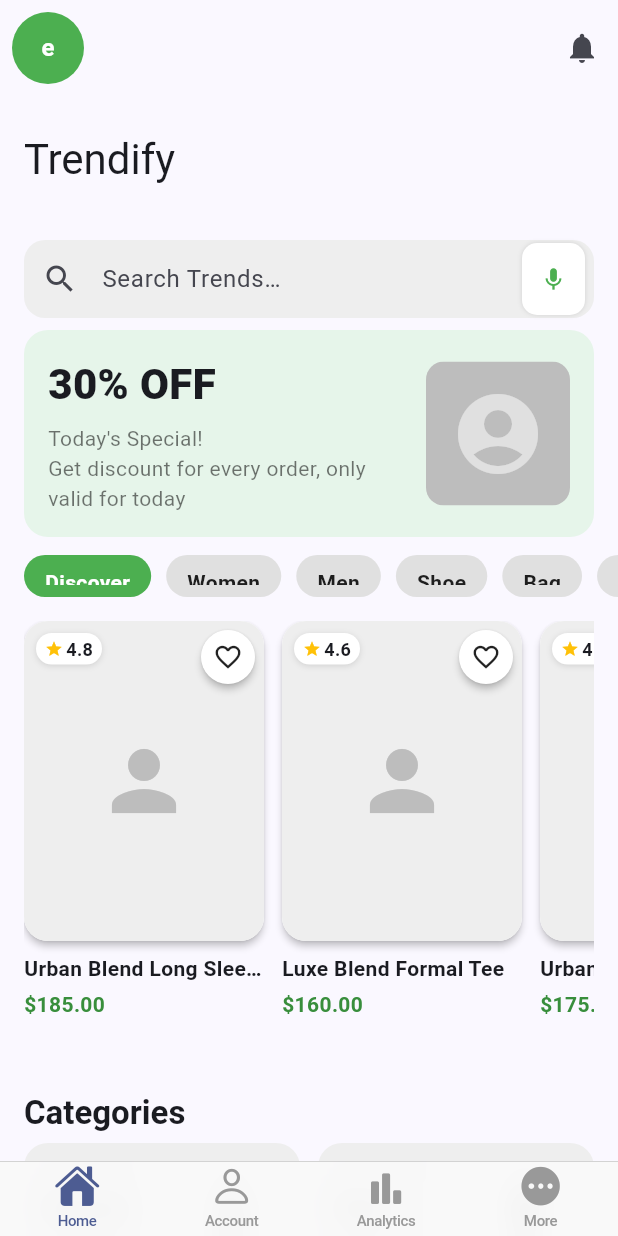
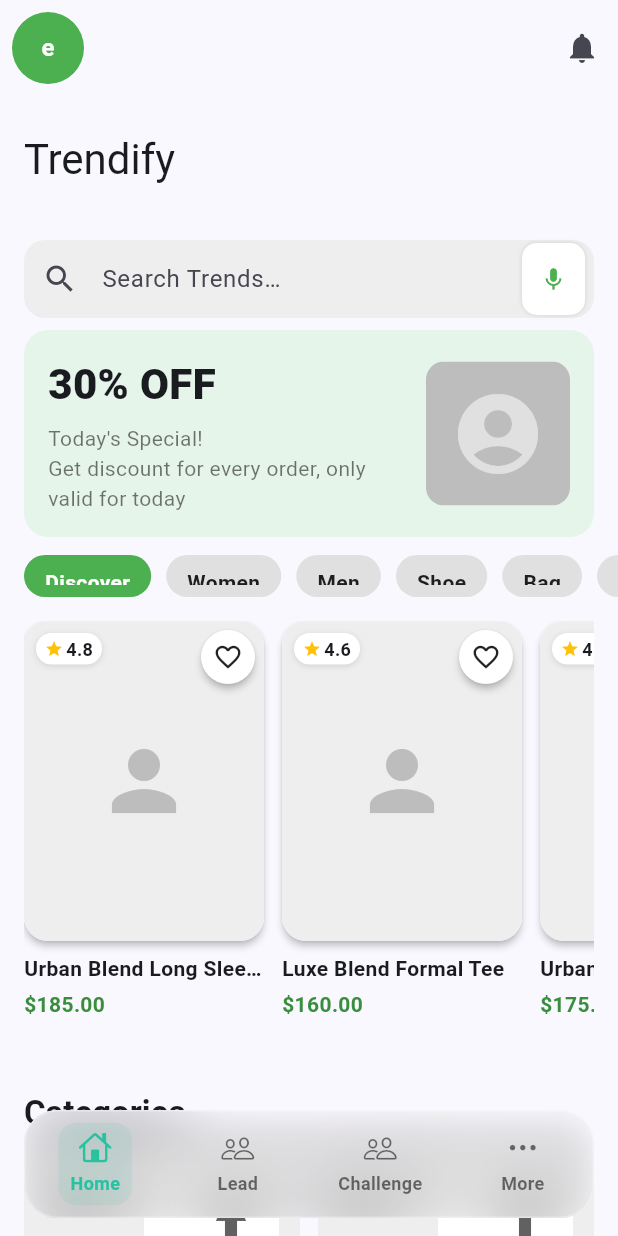
Before and after one commit to kimmengs/trentify, a Flutter app: the HomeShellCupertino screen opened directly, on a phone screen of 412 x 824 dp. Run offline on Flutter 3.47's test engine with Material 3 defaults, Android fonts, the light colour scheme and no system bars; our stand-ins replace cached_network_image, go_router, introduction_screen, lottie, shared_preferences; accounts and stored records are empty.

Commit message:
use modern nav

```diff
--- a/lib/screens/navigation/home_shell_ios.dart
+++ b/lib/screens/navigation/home_shell_ios.dart
@@ -1,77 +1,60 @@
 import 'package:flutter/cupertino.dart';
+import 'package:flutter/material.dart';
 import 'package:trentify/screens/home/home.dart';
 import 'package:trentify/screens/more/%20more_page.dart';
-import 'package:trentify/theme/themed_background.dart';
+import 'package:trentify/screens/navigation/modern_nav.dart';
 
-class HomeShellCupertino extends StatelessWidget {
+class HomeShellCupertino extends StatefulWidget {
   const HomeShellCupertino({super.key});
+  @override
+  State<HomeShellCupertino> createState() => _HomeShellCupertinoState();
+}
+
+class _HomeShellCupertinoState extends State<HomeShellCupertino> {
+  int _index = 0;
+  final _visited = <bool>[true, false, false, false];
+  final _pages = <Widget?>[null, null, null, null];
+
+  Widget _buildPage(int i) {
+    switch (i) {
+      case 0:
+        return const HomePage(); // real pages here
+      case 1:
+        return const HomePage();
+      case 2:
+        return const HomePage();
+      case 3:
+        return const MorePage();
+      default:
+        return const SizedBox.shrink();
+    }
+  }
 
   @override
   Widget build(BuildContext context) {
-    return CupertinoTabScaffold(
-      tabBar: CupertinoTabBar(
-        // colors adapt to light/dark automatically; tweak if you want
+    // mark current tab as visited
+    _visited[_index] = true;
+
+    final children = List<Widget>.generate(_visited.length, (i) {
+      if (!_visited[i]) return const SizedBox.shrink(); // not built yet
+      return _pages[i] ??= _buildPage(i); // build once, keep
+    });
+
+    return Scaffold(
+      extendBody: true, // 🔑 lets content render under the bar
+      backgroundColor:
+          Colors.transparent, // optional if you have your own backdrop
+      body: IndexedStack(index: _index, children: children),
+      bottomNavigationBar: ModernBottomBar(
         items: const [
-          BottomNavigationBarItem(
-            icon: Icon(CupertinoIcons.house_fill),
-            label: 'Home',
-          ),
-          BottomNavigationBarItem(
-            icon: Icon(CupertinoIcons.person),
-            label: 'Account',
-          ),
-          BottomNavigationBarItem(
-            icon: Icon(CupertinoIcons.chart_bar_alt_fill),
-            label: 'Analytics',
-          ),
-          BottomNavigationBarItem(
-            icon: Icon(CupertinoIcons.ellipsis_circle_fill),
-            label: 'More',
-          ),
+          ModernBottomBarItem(CupertinoIcons.house, 'Home'),
+          ModernBottomBarItem(CupertinoIcons.person_2, 'Lead'),
+          ModernBottomBarItem(CupertinoIcons.person_2, 'Challenge'),
+          ModernBottomBarItem(CupertinoIcons.ellipsis, 'More'),
         ],
+        currentIndex: _index,
+        onTap: (i) => setState(() => _index = i),
       ),
-      tabBuilder: (context, index) {
-        switch (index) {
-          case 0:
-            // Your existing HomePage already has its own content/nav
-            return const ThemedBackground(child: HomePage());
-
-          case 1:
-            return const _TabScaffold(
-              title: 'Account',
-              child: Center(child: Text('Account – Coming soon')),
-            );
-
-          case 2:
-            return const _TabScaffold(
-              title: 'Analytics',
-              child: Center(child: Text('Analytics – Coming soon')),
-            );
-
-          case 3:
-            return const MorePage();
-
-          default:
-            return const _TabScaffold(
-              title: 'Tab',
-              child: Center(child: Text('Coming soon')),
-            );
-        }
-      },
     );
   }
 }
-
-class _TabScaffold extends StatelessWidget {
-  const _TabScaffold({required this.title, required this.child});
-  final String title;
-  final Widget child;
-
-  @override
-  Widget build(BuildContext context) {
-    return CupertinoPageScaffold(
-      navigationBar: CupertinoNavigationBar(middle: Text(title)),
-      child: SafeArea(child: child),
-    );
-  }
-}
--- /dev/null
+++ b/lib/screens/navigation/modern_nav.dart
@@ -0,0 +1,142 @@
+import 'dart:ui';
+import 'package:flutter/cupertino.dart';
+import 'package:flutter/material.dart';
+
+class ModernBottomBarItem {
+  final IconData icon;
+  final String label;
+  const ModernBottomBarItem(this.icon, this.label);
+}
+
+class ModernBottomBar extends StatelessWidget {
+  final List<ModernBottomBarItem> items;
+  final int currentIndex;
+  final ValueChanged<int> onTap;
+
+  const ModernBottomBar({
+    super.key,
+    required this.items,
+    required this.currentIndex,
+    required this.onTap,
+  });
+
+  @override
+  Widget build(BuildContext context) {
+    final isDark = Theme.of(context).brightness == Brightness.dark;
+    final tint = isDark
+        ? Colors.white.withOpacity(0.08) // darker mode = lighter tint
+        : Colors.white.withOpacity(0.18); // light mode = faint milk
+
+    return SafeArea(
+      top: false,
+      child: Padding(
+        padding: const EdgeInsets.fromLTRB(16, 6, 16, 12),
+        child: ClipRRect(
+          borderRadius: BorderRadius.circular(22),
+          child: Stack(
+            children: [
+              // 1) blur what's BEHIND the bar
+              Positioned.fill(
+                child: ClipRect(
+                  child: BackdropFilter(
+                    filter: ImageFilter.blur(sigmaX: 20, sigmaY: 20),
+                    child: const SizedBox.expand(),
+                  ),
+                ),
+              ),
+              // 2) translucent tint + border + shadow (no solid white!)
+              Container(
+                height: 72,
+                decoration: BoxDecoration(
+                  color: tint,
+                  borderRadius: BorderRadius.circular(22),
+                  border: Border.all(
+                    color: Colors.white.withOpacity(0.35),
+                    width: 1,
+                  ),
+                  boxShadow: const [
+                    BoxShadow(
+                      color: Color(0x22000000),
+                      blurRadius: 18,
+                      offset: Offset(0, 6),
+                    ),
+                  ],
+                ),
+              ),
+              // 3) items
+              SizedBox(
+                height: 72,
+                child: Row(
+                  children: [
+                    for (int i = 0; i < items.length; i++)
+                      _NavButton(
+                        item: items[i],
+                        selected: i == currentIndex,
+                        onTap: () => onTap(i),
+                      ),
+                  ],
+                ),
+              ),
+            ],
+          ),
+        ),
+      ),
+    );
+  }
+}
+
+class _NavButton extends StatelessWidget {
+  final ModernBottomBarItem item;
+  final bool selected;
+  final VoidCallback onTap;
+
+  const _NavButton({
+    required this.item,
+    required this.selected,
+    required this.onTap,
+  });
+
+  @override
+  Widget build(BuildContext context) {
+    final activeColor = const Color(0xFF27C2A0); // minty-teal like screenshot
+    final inactive = Colors.black.withOpacity(0.55);
+
+    return Expanded(
+      child: GestureDetector(
+        behavior: HitTestBehavior.opaque,
+        onTap: onTap,
+        child: Center(
+          child: AnimatedContainer(
+            duration: const Duration(milliseconds: 180),
+            padding: const EdgeInsets.symmetric(vertical: 6, horizontal: 8),
+            decoration: BoxDecoration(
+              color: selected
+                  ? activeColor.withOpacity(0.1)
+                  : Colors.transparent,
+              borderRadius: BorderRadius.circular(12),
+            ),
+            child: Column(
+              mainAxisSize: MainAxisSize.min,
+              children: [
+                Icon(
+                  item.icon,
+                  size: 22,
+                  color: selected ? activeColor : inactive,
+                ),
+                const SizedBox(height: 4),
+                Text(
+                  item.label,
+                  style: TextStyle(
+                    fontWeight: FontWeight.w600,
+                    fontSize: 12,
+                    color: selected ? activeColor : inactive,
+                  ),
+                ),
+              ],
+            ),
+          ),
+        ),
+      ),
+    );
+  }
+}
```
